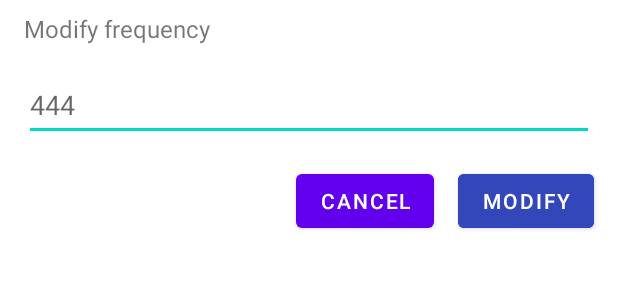
After one commit to omarmelade/ProtoSynth, an Android app: the layout modify_frequency.xml on its own in the app's theme, with its tools: preview values and no code run, on a phone screen of 412 x 824 dp. The commit adds this screen. Shown: the top 300 px of the screen. Run offline under Robolectric (Android 15) with nearby library versions, the phone set to English and light mode, and no system bars.

Commit message:
now we can modify frequency 0.0 frequency is not playing Asking file storage access for future integration

```diff
--- a/app/build.gradle
+++ b/app/build.gradle
@@ -59,6 +59,11 @@ dependencies {
     // serialization
     implementation  'org.jetbrains.kotlinx:kotlinx-serialization-json:1.3.0'
 
+    // Material Dialog
+    implementation 'com.afollestad.material-dialogs:input:3.3.0'
+    // Material Files
+    implementation 'com.afollestad.material-dialogs:files:3.2.1'
+
     testImplementation 'junit:junit:4.+'
     androidTestImplementation 'androidx.test.ext:junit:1.1.3'
     androidTestImplementation 'androidx.test.espresso:espresso-core:3.4.0'
--- a/app/src/main/AndroidManifest.xml
+++ b/app/src/main/AndroidManifest.xml
@@ -20,5 +20,5 @@
         </activity>
     </application>
     <uses-permission android:name="android.permission.WRITE_EXTERNAL_STORAGE" />
-    <uses-permission android:name="android.permission.READ_EXTERNAL_STORAGE" />
+    <uses-permission android:name="android.permission.READ_EXTERNAL_STORAGE"/>
 </manifest>
--- /dev/null
+++ b/app/src/main/res/layout/modify_frequency.xml
@@ -0,0 +1,55 @@
+<?xml version="1.0" encoding="utf-8"?>
+<androidx.constraintlayout.widget.ConstraintLayout xmlns:android="http://schemas.android.com/apk/res/android"
+    xmlns:app="http://schemas.android.com/apk/res-auto"
+    xmlns:tools="http://schemas.android.com/tools"
+    android:layout_width="match_parent"
+    android:layout_height="match_parent">
+
+    <TextView
+        android:id="@+id/textView"
+        android:layout_width="wrap_content"
+        android:layout_height="wrap_content"
+        android:layout_marginStart="16dp"
+        android:layout_marginTop="8dp"
+        android:text="@string/modify_frequency"
+        android:textSize="16sp"
+        app:layout_constraintStart_toStartOf="parent"
+        app:layout_constraintTop_toTopOf="parent" />
+
+    <EditText
+        android:id="@+id/editTextNumberDecimal"
+        android:layout_width="0dp"
+        android:layout_height="48dp"
+        android:layout_marginStart="16dp"
+        android:layout_marginTop="16dp"
+        android:layout_marginEnd="16dp"
+        android:ems="10"
+        android:hint="444"
+        android:inputType="numberDecimal"
+        app:layout_constraintEnd_toEndOf="parent"
+        app:layout_constraintStart_toStartOf="parent"
+        app:layout_constraintTop_toBottomOf="@+id/textView"
+        tools:ignore="SpeakableTextPresentCheck" />
+
+    <Button
+        android:id="@+id/button_cancel"
+        android:layout_width="wrap_content"
+        android:layout_height="wrap_content"
+        android:layout_marginTop="16dp"
+        android:layout_marginEnd="16dp"
+        android:text="@string/cancel"
+        app:layout_constraintEnd_toStartOf="@+id/button_ok"
+        app:layout_constraintTop_toBottomOf="@+id/editTextNumberDecimal" />
+
+    <Button
+        android:id="@+id/button_ok"
+        android:layout_width="wrap_content"
+        android:layout_height="wrap_content"
+        android:layout_marginTop="16dp"
+        android:layout_marginEnd="16dp"
+        android:backgroundTint="#3347BA"
+        android:text="@string/modify"
+        app:layout_constraintEnd_toEndOf="parent"
+        app:layout_constraintTop_toBottomOf="@+id/editTextNumberDecimal" />
+
+</androidx.constraintlayout.widget.ConstraintLayout>
--- a/app/src/main/res/values/strings.xml
+++ b/app/src/main/res/values/strings.xml
@@ -5,4 +5,7 @@
     <string name="action_load">Charger</string>
     <string name="action_save">Sauvegarder</string>
     <string name="action_clear">Supprimer</string>
+    <string name="cancel">Cancel</string>
+    <string name="modify">Modify</string>
+    <string name="modify_frequency">Modify frequency</string>
 </resources>
```
Also changed, not shown: app/src/main/java/com/omarmelade/studio/protosynth/FreqList.kt (+34 -3 lines), app/src/main/java/com/omarmelade/studio/protosynth/MainActivity.kt (+131 -48 lines), 3 other files.
